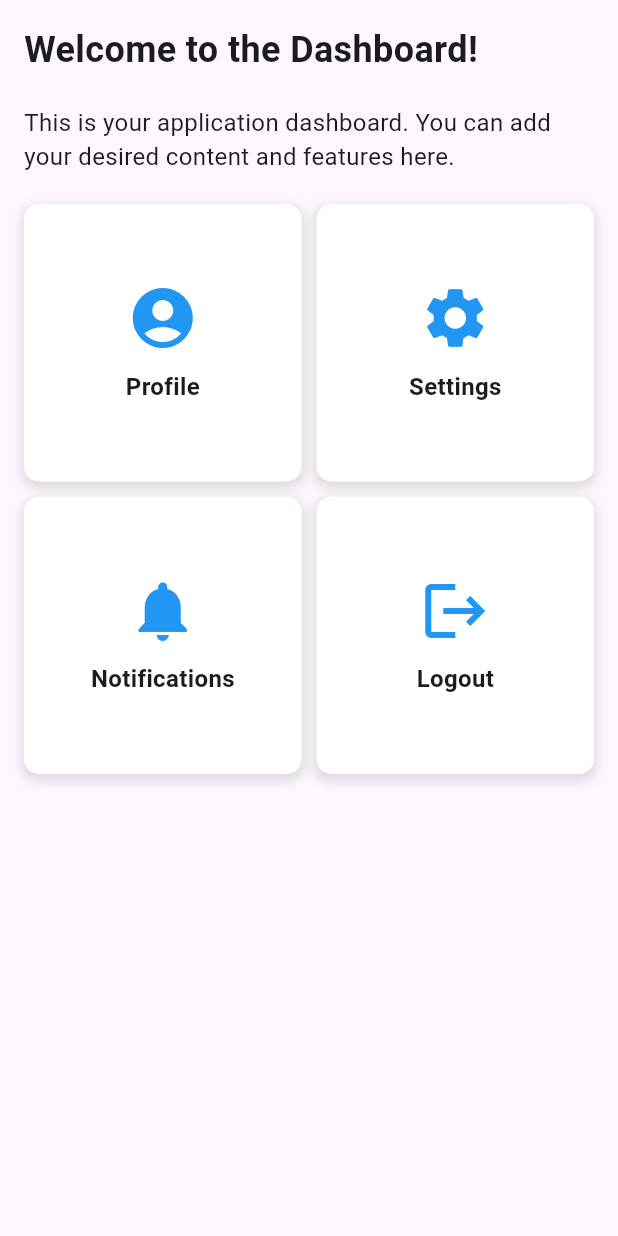
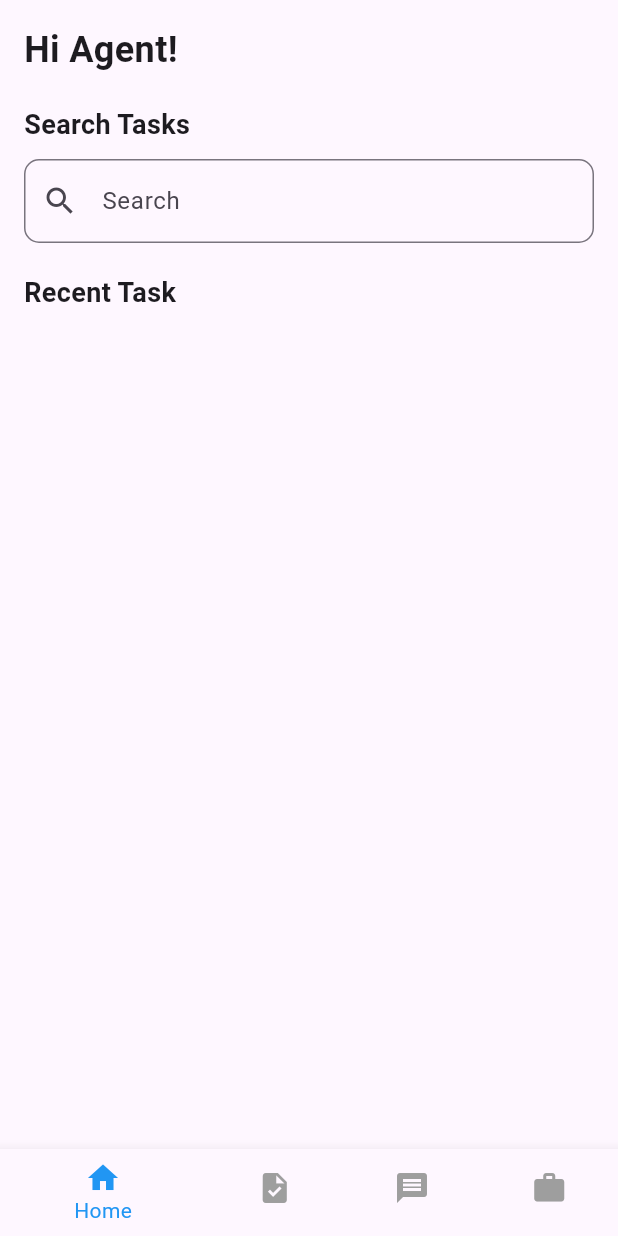
Before and after one commit to joemar25/PCIC-Mobile-App, a Flutter app: the DashboardPage screen opened by its route, on a phone screen of 412 x 824 dp. Run offline on Flutter 3.47's test engine with Material 3 defaults, Android fonts, the phone set to English and light mode, and no system bars.

Commit message:
Add new pages for Jobs, Tasks, and Messages in the dashboard

```diff
--- a/lib/screens/dashboard/_dashboard.dart
+++ b/lib/screens/dashboard/_dashboard.dart
@@ -1,18 +1,75 @@
 import 'package:flutter/material.dart';
+import 'package:pcic_mobile_app/screens/dashboard/_task.dart';
+import 'package:pcic_mobile_app/screens/dashboard/_message.dart';
+import 'package:pcic_mobile_app/screens/dashboard/_job.dart';
 
-class DashboardPage extends StatelessWidget {
+class DashboardPage extends StatefulWidget {
   const DashboardPage({super.key});
+
+  @override
+  _DashboardPageState createState() => _DashboardPageState();
+}
+
+class _DashboardPageState extends State<DashboardPage> {
+  int _selectedIndex = 0;
+
+  static const List<Widget> _widgetOptions = <Widget>[
+    HomeScreen(),
+    TaskPage(),
+    MessagePage(),
+    JobPage(),
+  ];
+
+  void _onItemTapped(int index) {
+    setState(() {
+      _selectedIndex = index;
+    });
+  }
 
   @override
   Widget build(BuildContext context) {
     return Scaffold(
-      body: Padding(
+      body: _widgetOptions.elementAt(_selectedIndex),
+      bottomNavigationBar: BottomNavigationBar(
+        items: const <BottomNavigationBarItem>[
+          BottomNavigationBarItem(
+            icon: Icon(Icons.home),
+            label: 'Home',
+          ),
+          BottomNavigationBarItem(
+            icon: Icon(Icons.task),
+            label: 'Tasks',
+          ),
+          BottomNavigationBarItem(
+            icon: Icon(Icons.message),
+            label: 'Messages',
+          ),
+          BottomNavigationBarItem(
+            icon: Icon(Icons.work),
+            label: 'Jobs',
+          ),
+        ],
+        currentIndex: _selectedIndex,
+        selectedItemColor: Colors.blue,
+        unselectedItemColor: Colors.grey,
+        onTap: _onItemTapped,
+      ),
+    );
+  }
+}
+
+class HomeScreen extends StatelessWidget {
+  const HomeScreen({super.key});
+
+  @override
+  Widget build(BuildContext context) {
+    return Padding(
       padding: const EdgeInsets.all(16.0),
       child: Column(
         crossAxisAlignment: CrossAxisAlignment.start,
         children: [
           const Text(
-              'Welcome to the Dashboard!',
+            'Hi Agent!',
             style: TextStyle(
               fontSize: 24,
               fontWeight: FontWeight.bold,
@@ -20,96 +77,33 @@ class DashboardPage extends StatelessWidget {
           ),
           const SizedBox(height: 20),
           const Text(
-              'This is your application dashboard. You can add your desired content and features here.',
-              style: TextStyle(fontSize: 16),
-            ),
-            const SizedBox(height: 20),
-            Expanded(
-              child: GridView.count(
-                crossAxisCount: 2,
-                crossAxisSpacing: 10,
-                mainAxisSpacing: 10,
-                children: [
-                  _buildDashboardTile(
-                    context,
-                    Icons.account_circle,
-                    'Profile',
-                    () {
-                      // Navigate to the profile page
-                    },
-                  ),
-                  _buildDashboardTile(
-                    context,
-                    Icons.settings,
-                    'Settings',
-                    () {
-                      // Navigate to the settings page
-                    },
-                  ),
-                  _buildDashboardTile(
-                    context,
-                    Icons.notifications,
-                    'Notifications',
-                    () {
-                      // Navigate to the notifications page
-                    },
-                  ),
-                  _buildDashboardTile(
-                    context,
-                    Icons.logout,
-                    'Logout',
-                    () {
-                      // Handle logout action
-                    },
-                  ),
-                ],
-              ),
-            ),
-          ],
-        ),
-      ),
-    );
-  }
-
-  Widget _buildDashboardTile(
-    BuildContext context,
-    IconData icon,
-    String title,
-    VoidCallback onTap,
-  ) {
-    return GestureDetector(
-      onTap: onTap,
-      child: Container(
-        decoration: BoxDecoration(
-          color: Colors.white,
-          borderRadius: BorderRadius.circular(10),
-          boxShadow: [
-            BoxShadow(
-              color: Colors.grey.withOpacity(0.3),
-              spreadRadius: 2,
-              blurRadius: 5,
-              offset: const Offset(0, 3),
-            ),
-          ],
-        ),
-        child: Column(
-          mainAxisAlignment: MainAxisAlignment.center,
-          children: [
-            Icon(
-              icon,
-              size: 48,
-              color: Colors.blue,
-            ),
-            const SizedBox(height: 10),
-            Text(
-              title,
-              style: const TextStyle(
-                fontSize: 16,
+            'Search Tasks',
+            style: TextStyle(
+              fontSize: 18,
               fontWeight: FontWeight.bold,
             ),
           ),
+          const SizedBox(height: 10),
+          TextField(
+            decoration: InputDecoration(
+              hintText: 'Search',
+              prefixIcon: const Icon(Icons.search),
+              border: OutlineInputBorder(
+                borderRadius: BorderRadius.circular(10),
+              ),
+            ),
+          ),
+          const SizedBox(height: 20),
+          const Text(
+            'Recent Task',
+            style: TextStyle(
+              fontSize: 18,
+              fontWeight: FontWeight.bold,
+            ),
+          ),
+          const SizedBox(height: 10),
+          // Add your recent task list here
         ],
-        ),
       ),
     );
   }
--- /dev/null
+++ b/lib/screens/dashboard/_job.dart
@@ -0,0 +1,14 @@
+import 'package:flutter/material.dart';
+
+class JobPage extends StatelessWidget {
+  const JobPage({super.key});
+
+  @override
+  Widget build(BuildContext context) {
+    return const Scaffold(
+      body: Center(
+        child: Text('Jobs Page'),
+      ),
+    );
+  }
+}
--- /dev/null
+++ b/lib/screens/dashboard/_message.dart
@@ -0,0 +1,14 @@
+import 'package:flutter/material.dart';
+
+class MessagePage extends StatelessWidget {
+  const MessagePage({super.key});
+
+  @override
+  Widget build(BuildContext context) {
+    return const Scaffold(
+      body: Center(
+        child: Text('Messages Page'),
+      ),
+    );
+  }
+}
--- /dev/null
+++ b/lib/screens/dashboard/_task.dart
@@ -0,0 +1,14 @@
+import 'package:flutter/material.dart';
+
+class TaskPage extends StatelessWidget {
+  const TaskPage({super.key});
+
+  @override
+  Widget build(BuildContext context) {
+    return const Scaffold(
+      body: Center(
+        child: Text('Tasks Page'),
+      ),
+    );
+  }
+}
--- a/lib/screens/user-control/_verify_login.dart
+++ b/lib/screens/user-control/_verify_login.dart
@@ -9,8 +9,7 @@ class VerifyLoginPage extends StatelessWidget {
   @override
   Widget build(BuildContext context) {
     if (isLoginSuccessful) {
-      // Delay navigation to the dashboard page by 2 seconds
-      Future.delayed(const Duration(seconds: 2), () {
+      Future.delayed(const Duration(seconds: 1), () {
         Navigator.pushReplacement(
           context,
           MaterialPageRoute(builder: (context) => const DashboardPage()),
--- a/lib/screens/user-control/_verify_signup.dart
+++ b/lib/screens/user-control/_verify_signup.dart
@@ -9,8 +9,7 @@ class VerifySignupPage extends StatelessWidget {
   @override
   Widget build(BuildContext context) {
     if (isSignupSuccessful) {
-      // Delay navigation to the dashboard page by 2 seconds
-      Future.delayed(const Duration(seconds: 2), () {
+      Future.delayed(const Duration(seconds: 1), () {
         Navigator.pushReplacement(
           context,
           MaterialPageRoute(builder: (context) => const DashboardPage()),
```
Lines whose indentation alone changed are shown as unchanged.
